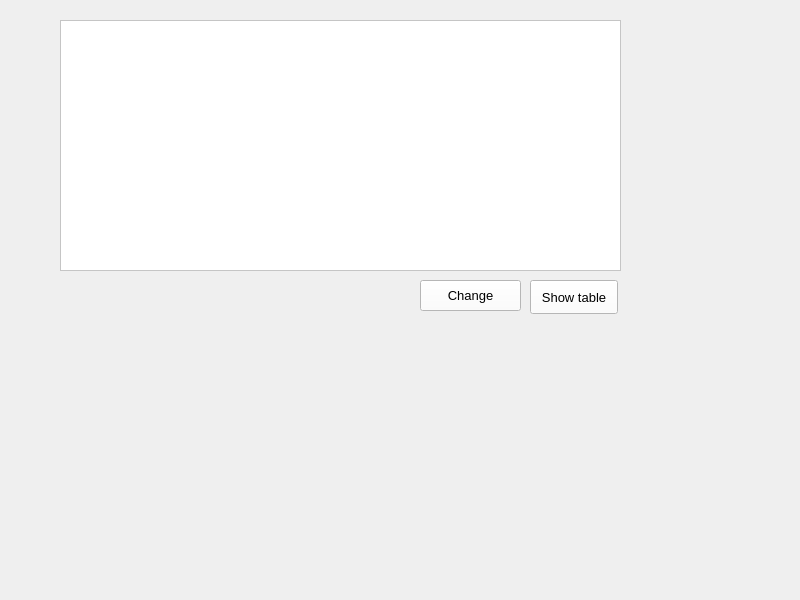
Before: the Qt Designer form widget.ui in hencsat46/curse_ach2, drawn with Qt 5.
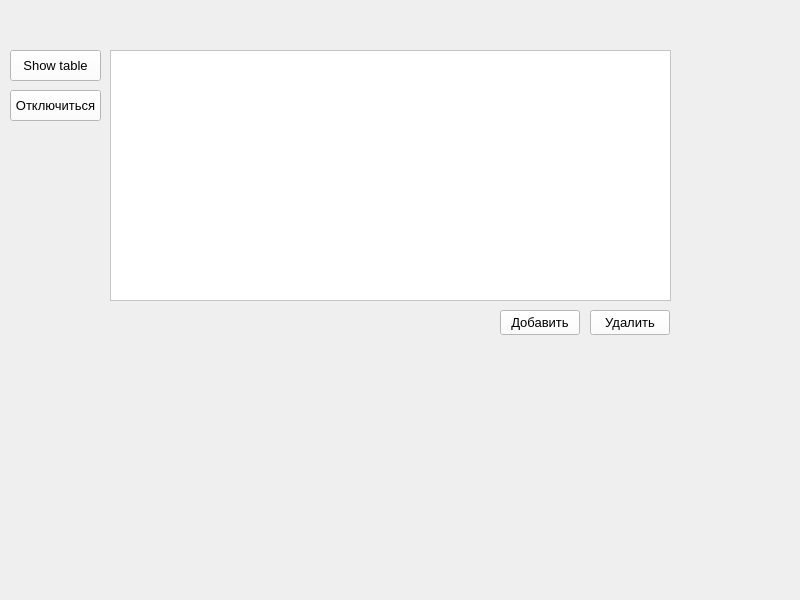
After: the same form once the commit is applied. The open tabs and pages were chosen to show the change.

What changed in the file:
```diff
--- a/widget.ui
+++ b/widget.ui
@@ -476,8 +476,8 @@
     <widget class="QTableView" name="w_table">
      <property name="geometry">
       <rect>
-       <x>60</x>
-       <y>20</y>
+       <x>110</x>
+       <y>50</y>
        <width>561</width>
        <height>251</height>
       </rect>
@@ -486,10 +486,10 @@
     <widget class="QPushButton" name="w_show_db">
      <property name="geometry">
       <rect>
-       <x>530</x>
-       <y>280</y>
-       <width>88</width>
-       <height>34</height>
+       <x>10</x>
+       <y>50</y>
+       <width>91</width>
+       <height>31</height>
       </rect>
      </property>
      <property name="text">
@@ -499,14 +499,46 @@
     <widget class="QPushButton" name="w_change_btn">
      <property name="geometry">
       <rect>
-       <x>420</x>
-       <y>280</y>
-       <width>101</width>
+       <x>500</x>
+       <y>310</y>
+       <width>80</width>
+       <height>25</height>
+      </rect>
+     </property>
+     <property name="text">
+      <string>Добавить</string>
+     </property>
+    </widget>
+    <widget class="QPushButton" name="w_remove_button">
+     <property name="geometry">
+      <rect>
+       <x>590</x>
+       <y>310</y>
+       <width>80</width>
+       <height>25</height>
+      </rect>
+     </property>
+     <property name="text">
+      <string>Удалить</string>
+     </property>
+    </widget>
+    <widget class="QPushButton" name="w_disconnect_button">
+     <property name="geometry">
+      <rect>
+       <x>10</x>
+       <y>90</y>
+       <width>91</width>
        <height>31</height>
       </rect>
      </property>
+     <property name="font">
+      <font>
+       <family>Cantarell</family>
+       <pointsize>10</pointsize>
+      </font>
+     </property>
      <property name="text">
-      <string>Change</string>
+      <string>Отключиться</string>
      </property>
     </widget>
    </widget>
```
Left out of the diff: 4 changed lines with no effect on the pictures.
